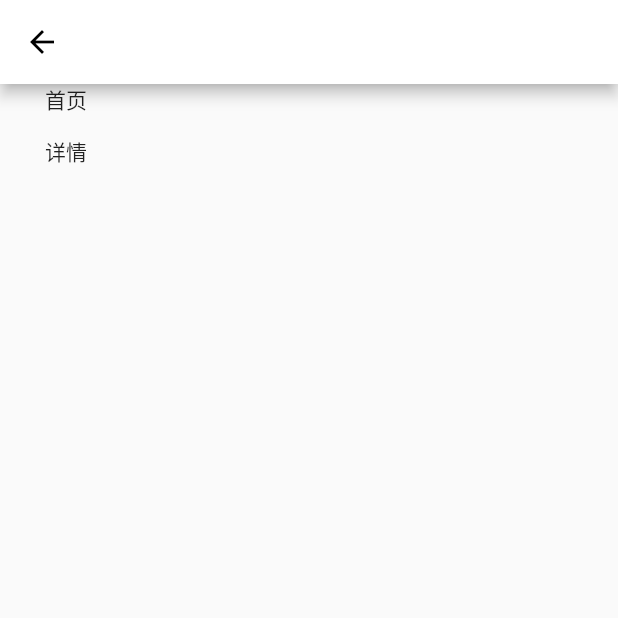
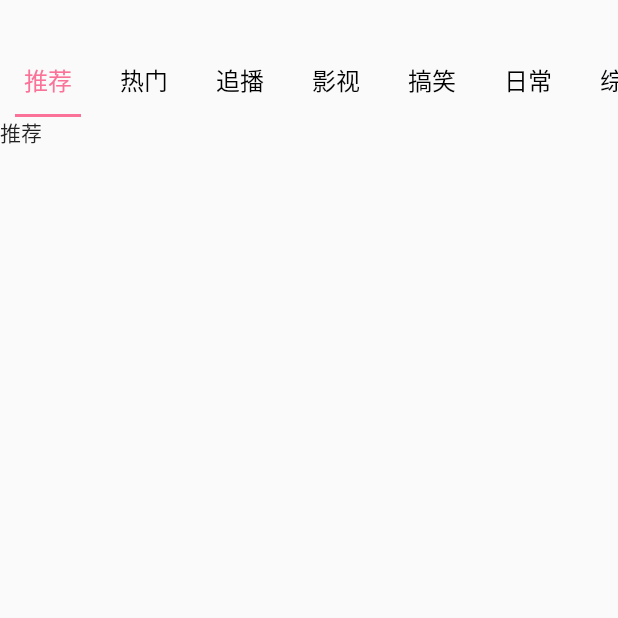
Before and after one commit to AlexanderYeah/CopyBiliDemo, a Flutter app: the HomePage screen opened directly, on a phone screen of 412 x 824 dp, the top half of it. Run offline on Flutter 3.47's test engine with Material 2 defaults, Android fonts, the phone set to English and light mode, and no system bars; our stand-ins replace dio, fluttertoast, shared_preferences; accounts and stored records are empty.

Commit message:
首页顶部Tabbar的搭建

```diff
--- a/copy_bili_demo/lib/main.dart
+++ b/copy_bili_demo/lib/main.dart
@@ -20,7 +20,6 @@ void main() {
 
 class MyApp extends StatefulWidget {
   const MyApp({super.key});
-
   @override
   State<MyApp> createState() => _MyAppState();
 }
--- /dev/null
+++ b/copy_bili_demo/lib/page/home_tab_page.dart
@@ -0,0 +1,16 @@
+import 'package:flutter/material.dart';
+
+class HomeTabPage extends StatefulWidget {
+  final String? name;
+  const HomeTabPage({super.key, this.name});
+
+  @override
+  State<HomeTabPage> createState() => _HomeTabPageState();
+}
+
+class _HomeTabPageState extends State<HomeTabPage> {
+  @override
+  Widget build(BuildContext context) {
+    return Text(widget.name!);
+  }
+}
--- a/copy_bili_demo/lib/page/tab/home_page.dart
+++ b/copy_bili_demo/lib/page/tab/home_page.dart
@@ -1,5 +1,7 @@
 import 'package:copy_bili_demo/model/video_model.dart';
 import 'package:copy_bili_demo/navigator/sk_navigator.dart';
+import 'package:copy_bili_demo/page/home_tab_page.dart';
+import 'package:copy_bili_demo/util/color.dart';
 import 'package:flutter/material.dart';
 
 class HomePage extends StatefulWidget {
@@ -8,20 +10,16 @@ class HomePage extends StatefulWidget {
   State<HomePage> createState() => _HomePageState();
 }
 
-class _HomePageState extends State<HomePage> {
+class _HomePageState extends State<HomePage> with TickerProviderStateMixin {
   var listener;
+  var tabs = ["推荐", "热门", "追播", "影视", "搞笑", "日常", "综合", "手机游戏", "短片*手机*配音"];
+  TabController? _controller;
   @override
   void initState() {
     // TODO: implement initState
     super.initState();
-
-    // SKNavigator.getIntance().addListener(this.listener = (current, pre) {
-    //   // print("current:${current.page}");
-    //   // print("previous:${pre.page}");
-    //   if (widget == current.page || current.page is HomePage) {
-    //     print("打开了首页");
-    //   }
-    // });
+    // 实例化controller
+    _controller = TabController(length: this.tabs.length, vsync: this);
   }
 
   @override
@@ -31,21 +29,45 @@ class _HomePageState extends State<HomePage> {
     super.dispose();
   }
 
+  _tabbar() {
+    return TabBar(
+        controller: _controller!,
+        isScrollable: true,
+        unselectedLabelColor: Colors.black,
+        labelColor: primaryColor,
+        indicator: UnderlineTabIndicator(
+            borderSide: BorderSide(color: primaryColor, width: 2),
+            insets: EdgeInsets.only(left: 10, right: 10)),
+        tabs: tabs.map((title) {
+          return Tab(
+            child: Text(
+              title,
+              style: TextStyle(fontSize: 16),
+            ),
+          );
+        }).toList());
+  }
+
   @override
   Widget build(BuildContext context) {
     return Scaffold(
-      appBar: AppBar(),
-      body: Container(
-        child: Column(
-          children: [
-            Text("首页"),
-            MaterialButton(
-                child: Text("详情"),
-                onPressed: () {
-                  SKNavigator.getIntance().onJumpTo(RouteStatus.detail);
-                }),
-          ],
-        ),
+      body: Column(
+        children: [
+          Container(
+            margin: EdgeInsets.only(top: 30),
+            child: _tabbar(),
+          ),
+          // tabbarView 和 tabbar 配合使用
+          // tabbarView 和 tabbar 之所以能够联动 是因为共同一个controller
+          Flexible(
+              child: TabBarView(
+                  controller: _controller,
+                  children: tabs.map((tab) {
+                    return HomeTabPage(
+                      name: tab,
+                    );
+                  }).toList()))
+        ],
       ),
     );
   }
```
